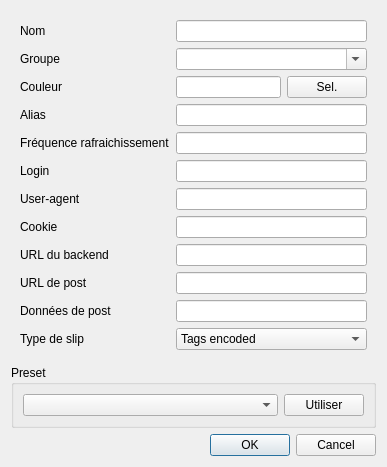
Qt form ui/qqbouchotsettingsdialog.ui (dguihal/quteqoin) before a commit.
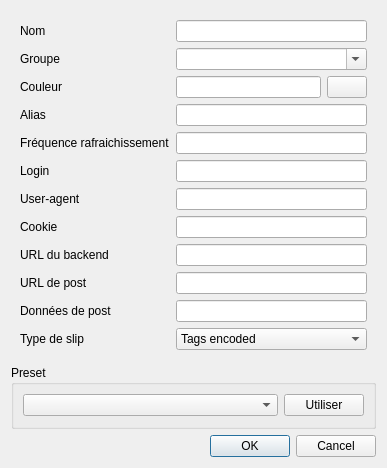
The same form after that commit.

Patch:
```diff
--- a/ui/qqbouchotsettingsdialog.ui
+++ b/ui/qqbouchotsettingsdialog.ui
@@ -7,7 +7,7 @@
     <x>0</x>
     <y>0</y>
     <width>387</width>
-    <height>442</height>
+    <height>468</height>
    </rect>
   </property>
   <property name="sizePolicy">
@@ -59,7 +59,7 @@
          <item>
           <widget class="QPushButton" name="colorSelPushButton">
            <property name="text">
-            <string>Sel.</string>
+            <string/>
            </property>
           </widget>
          </item>
```
Left out of the diff: 11 changed lines with no effect on the pictures.
